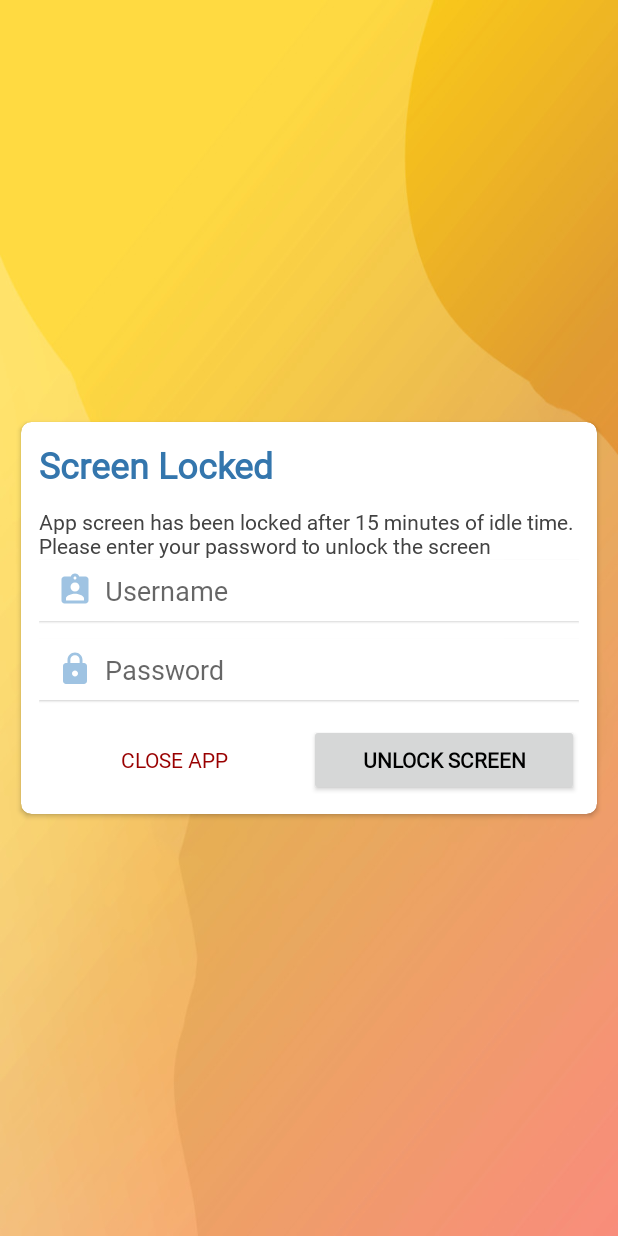
After one commit to ahs1n/EPI_Register, an Android app: the LockActivity screen opened directly, with no data from a screen before it, on a phone screen of 412 x 824 dp. The commit adds this screen. Run offline under Robolectric (Android 15) with nearby library versions, the phone set to English and light mode, and no system bars; our stand-ins replace data binding; 1 statement that could not run was skipped.

Commit message:
added LockActivity

```diff
--- a/app/src/main/AndroidManifest.xml
+++ b/app/src/main/AndroidManifest.xml
@@ -33,6 +33,10 @@
         android:supportsRtl="true"
         android:theme="@style/AppTheme"
         android:usesCleartextTraffic="true">
+
+        <activity
+            android:name=".ui.LockActivity"
+            android:exported="true" />
 
 
         <activity
--- /dev/null
+++ b/app/src/main/java/edu/aku/hassannaqvi/epi_register/ui/LockActivity.java
@@ -0,0 +1,78 @@
+package edu.aku.hassannaqvi.epi_register.ui;
+
+import static edu.aku.hassannaqvi.epi_register.core.UserAuth.checkPassword;
+
+import android.os.Bundle;
+import android.os.Handler;
+import android.os.Looper;
+import android.view.View;
+import android.widget.Toast;
+
+import androidx.appcompat.app.AppCompatActivity;
+import androidx.databinding.DataBindingUtil;
+
+import java.security.NoSuchAlgorithmException;
+import java.security.spec.InvalidKeySpecException;
+
+import edu.aku.hassannaqvi.epi_register.R;
+import edu.aku.hassannaqvi.epi_register.core.MainApp;
+import edu.aku.hassannaqvi.epi_register.databinding.ActivityLockBinding;
+
+
+public class LockActivity extends AppCompatActivity {
+
+    ActivityLockBinding bi;
+    private boolean doubleBackToExitPressedOnce = false;
+
+    @Override
+    protected void onCreate(Bundle savedInstanceState) {
+        super.onCreate(savedInstanceState);
+        bi = DataBindingUtil.setContentView(this, R.layout.activity_lock);
+
+        bi.usernameLock.setText(MainApp.user.getFullname());
+        MainApp.timer.cancel();
+    }
+
+    public void attemptUnlock(View view) {
+
+        try {
+            if (checkPassword(bi.passwordLock.getText().toString(), MainApp.user.getPassword())) {
+                finish();
+            } else {
+                bi.passwordLock.setError("Password did not match");
+            }
+        } catch (NoSuchAlgorithmException e) {
+            e.printStackTrace();
+        } catch (InvalidKeySpecException e) {
+            e.printStackTrace();
+        }
+    }
+
+    @Override
+    public void onBackPressed() {
+        // Allow BackPress
+        // super.onBackPressed();
+
+        // Dont Allow BackPress
+        Toast.makeText(this, "Back Press Not Allowed", Toast.LENGTH_SHORT).show();
+    }
+
+    public void closeApp(View view) {
+        if (doubleBackToExitPressedOnce) {
+            System.exit(0);
+            return;
+        }
+
+        this.doubleBackToExitPressedOnce = true;
+        Toast.makeText(this, "Please click 'Close App' button again to exit", Toast.LENGTH_SHORT).show();
+
+        new Handler(Looper.getMainLooper()).postDelayed(new Runnable() {
+
+            @Override
+            public void run() {
+                doubleBackToExitPressedOnce = false;
+            }
+        }, 2000);
+
+    }
+}
--- /dev/null
+++ b/app/src/main/res/layout/activity_lock.xml
@@ -0,0 +1,135 @@
+<?xml version="1.0" encoding="utf-8"?>
+<layout xmlns:android="http://schemas.android.com/apk/res/android">
+
+    <data>
+
+        <import type="android.view.View" />
+
+    </data>
+
+    <RelativeLayout xmlns:tools="http://schemas.android.com/tools"
+        android:layout_width="match_parent"
+        android:layout_height="match_parent"
+        android:background="@drawable/app_bg"
+        tools:context=".LockFragment">
+
+        <!-- TODO: Update blank fragment layout -->
+        <androidx.cardview.widget.CardView
+            style="@style/cardView"
+            android:layout_width="wrap_content"
+            android:layout_height="wrap_content"
+            android:layout_centerInParent="true"
+            android:background="@color/white"
+            android:padding="12dp"
+            android:text="@string/hello_blank_fragment">
+
+            <LinearLayout
+                android:layout_width="wrap_content"
+                android:layout_height="wrap_content"
+                android:orientation="vertical"
+                android:padding="12dp">
+
+                <TextView
+                    android:layout_width="match_parent"
+                    android:layout_height="match_parent"
+                    android:text="Screen Locked"
+                    android:textColor="@color/colorPrimaryDark"
+                    android:textSize="24dp"
+                    android:textStyle="bold" />
+
+                <TextView
+                    android:layout_width="match_parent"
+                    android:layout_height="match_parent"
+                    android:layout_marginTop="12dp"
+                    android:text="App screen has been locked after 15 minutes of idle time. \nPlease enter your password to unlock the screen"
+                    android:textColor="@color/grayDark" />
+
+                <TextView
+                    android:id="@+id/usernameLock"
+                    android:layout_width="match_parent"
+                    android:layout_height="match_parent"
+                    android:layout_gravity="center_horizontal"
+                    android:layout_marginBottom="12dp"
+                    android:background="@color/white"
+                    android:drawableStart="@drawable/ic_username"
+                    android:drawablePadding="8dp"
+                    android:elevation="1dp"
+                    android:gravity="center_vertical"
+                    android:hint="Username"
+                    android:imeOptions="actionUnspecified"
+                    android:inputType="textEmailAddress"
+                    android:maxLines="1"
+                    android:minWidth="280dp"
+                    android:paddingStart="12dp"
+                    android:paddingTop="8dp"
+                    android:paddingEnd="12dp"
+                    android:paddingBottom="8dp"
+                    android:radius="2dp"
+                    android:singleLine="true"
+                    android:textColor="@color/colorPrimary"
+                    android:textSize="18sp" />
+
+                <EditText
+                    android:id="@+id/passwordLock"
+                    android:layout_width="match_parent"
+                    android:layout_height="wrap_content"
+                    android:layout_gravity="center_horizontal"
+                    android:background="@color/white"
+                    android:drawableStart="@drawable/ic_lock_close"
+                    android:drawablePadding="8dp"
+                    android:elevation="1dp"
+                    android:hint="Password"
+                    android:imeActionLabel="Password"
+                    android:imeOptions="actionUnspecified"
+                    android:inputType="textPassword"
+                    android:maxLines="1"
+                    android:minWidth="280dp"
+                    android:paddingStart="12dp"
+                    android:paddingTop="8dp"
+                    android:paddingEnd="12dp"
+                    android:paddingBottom="8dp"
+                    android:radius="2dp"
+                    android:singleLine="true"
+                    android:textColor="@color/colorPrimary"
+                    android:textSize="18sp" />
+
+                <LinearLayout
+                    android:layout_width="match_parent"
+                    android:layout_height="wrap_content"
+                    android:orientation="horizontal">
+
+                    <Button
+                        android:id="@+id/closeApp"
+                        android:layout_width="0dp"
+                        android:layout_height="wrap_content"
+                        android:layout_marginTop="16dp"
+                        android:layout_weight="1"
+                        android:background="@android:color/transparent"
+                        android:onClick="closeApp"
+                        android:text="Close App"
+                        android:textColor="@color/redDark" />
+
+                    <Button
+                        android:id="@+id/btnUnlock"
+                        android:layout_width="0dp"
+                        android:layout_height="wrap_content"
+                        android:layout_marginTop="16dp"
+                        android:layout_weight="1"
+                        android:elevation="1dp"
+                        android:onClick="attemptUnlock"
+                        android:paddingStart="12dp"
+                        android:paddingEnd="12dp"
+                        android:radius="5dp"
+                        android:text="Unlock Screen"
+                        android:textColor="@color/black"
+                        android:textStyle="bold"
+                        android:visibility="visible"
+                        tools:ignore="UsingOnClickInXml" />
+
+                </LinearLayout>
+
+
+            </LinearLayout>
+        </androidx.cardview.widget.CardView>
+    </RelativeLayout>
+</layout>
--- a/app/src/main/res/values/strings.xml
+++ b/app/src/main/res/values/strings.xml
@@ -362,5 +362,6 @@
     <string name="invalid_password">Invalid Password</string>
     <string name="username_required">Username Required</string>
     <string name="incorrect_username_or_password">Incorrect Username Or Password</string>
+    <string name="hello_blank_fragment">Hello blank fragment</string>
 
 </resources>
```
Also changed, not shown: app/src/main/java/edu/aku/hassannaqvi/epi_register/core/MainApp.java (+49 -0 lines), app/src/main/java/edu/aku/hassannaqvi/epi_register/models/FormCR.java (+119 -118 lines), app/src/main/java/edu/aku/hassannaqvi/epi_register/models/FormWR.java (+54 -53 lines).
